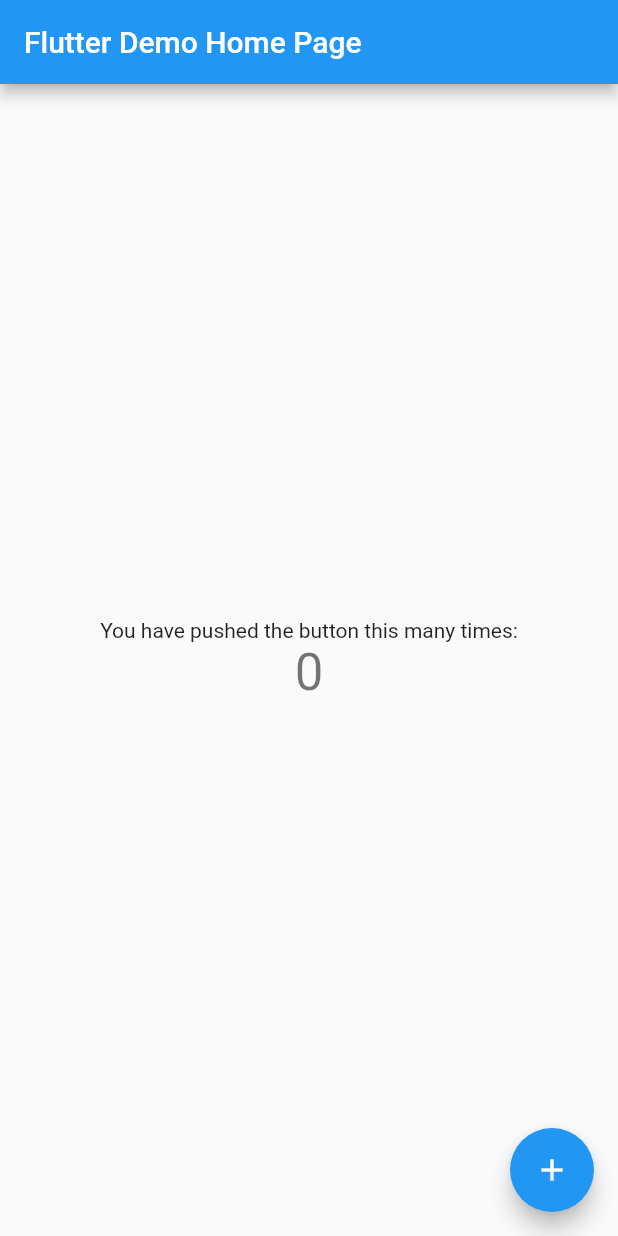
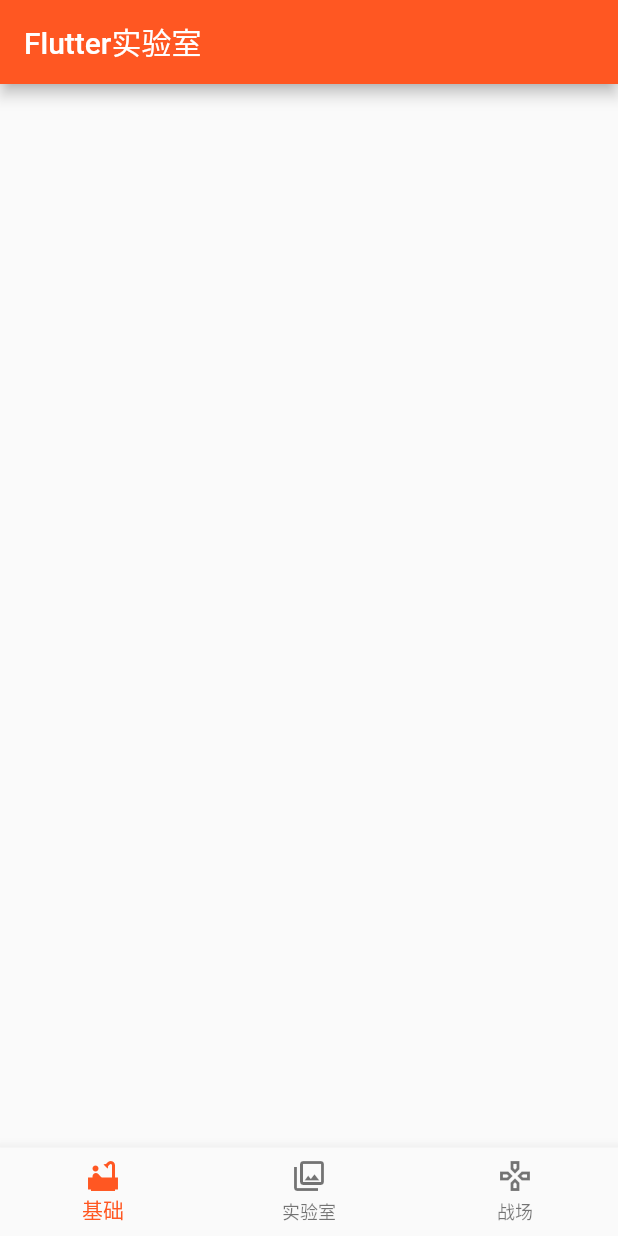
Before and after one commit to fireking0415/flutter_practice, a Flutter app: the screen it shows after launch, on a phone screen of 412 x 824 dp. Run offline on Flutter 3.47's test engine with Material 2 defaults, Android fonts, the phone set to English and light mode, and no system bars.

Commit message:
[功能]初始化

```diff
--- a/lib/main.dart
+++ b/lib/main.dart
@@ -1,4 +1,5 @@
 import 'package:flutter/material.dart';
+import 'package:flutter/rendering.dart';
 
 void main() {
   runApp(MyApp());
@@ -8,58 +9,46 @@ class MyApp extends StatelessWidget {
   @override
   Widget build(BuildContext context) {
     return MaterialApp(
-      title: 'Flutter Demo',
+      title: 'Flutter实验室',
       theme: ThemeData(
-        primarySwatch: Colors.blue,
+        primarySwatch: Colors.deepOrange,
         visualDensity: VisualDensity.adaptivePlatformDensity,
       ),
-      home: MyHomePage(title: 'Flutter Demo Home Page'),
+      home: MyHomePage(),
     );
   }
 }
 
 class MyHomePage extends StatefulWidget {
-  MyHomePage({Key key, this.title}) : super(key: key);
-  final String title;
-
   @override
   _MyHomePageState createState() => _MyHomePageState();
 }
 
 class _MyHomePageState extends State<MyHomePage> {
-  int _counter = 0;
-
-  void _incrementCounter() {
-    setState(() {
-      _counter++;
-    });
-  }
+  final List<BottomNavigationBarItem> bottomNavigationBarItemList = [
+    BottomNavigationBarItem(
+      icon: Icon(Icons.bathtub_sharp),
+      label: "基础",
+    ),
+    BottomNavigationBarItem(
+      icon: Icon(Icons.photo_library_outlined),
+      label: "实验室",
+    ),
+    BottomNavigationBarItem(
+      icon: Icon(Icons.gamepad_outlined),
+      label: "战场",
+    )
+  ];
 
   @override
   Widget build(BuildContext context) {
     return Scaffold(
       appBar: AppBar(
-        title: Text(widget.title),
+        title: Text("Flutter实验室"),
       ),
-      body: Center(
-        child: Column(
-          mainAxisAlignment: MainAxisAlignment.center,
-          children: <Widget>[
-            Text(
-              'You have pushed the button this many times:',
-            ),
-            Text(
-              '$_counter',
-              style: Theme.of(context).textTheme.headline4,
-            ),
-          ],
-        ),
+      bottomNavigationBar: BottomNavigationBar(
+        items: bottomNavigationBarItemList,
       ),
-      floatingActionButton: FloatingActionButton(
-        onPressed: _incrementCounter,
-        tooltip: 'Increment',
-        child: Icon(Icons.add),
-      ), // This trailing comma makes auto-formatting nicer for build methods.
     );
   }
 }
```
Also changed, not shown: pubspec.lock.
